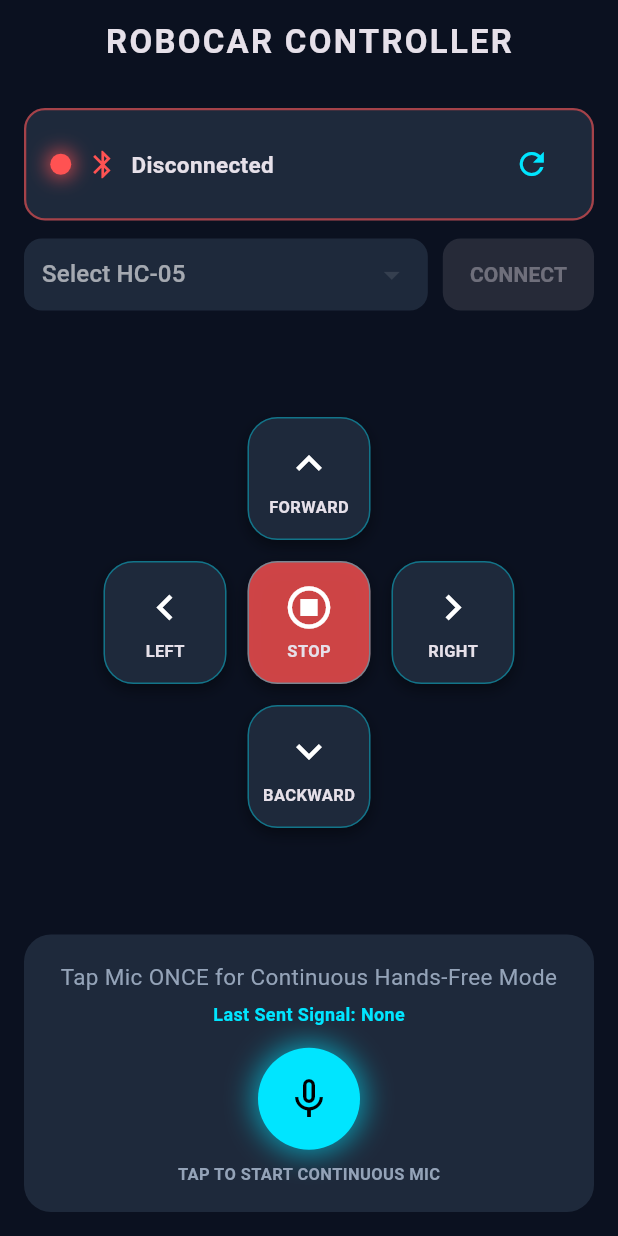
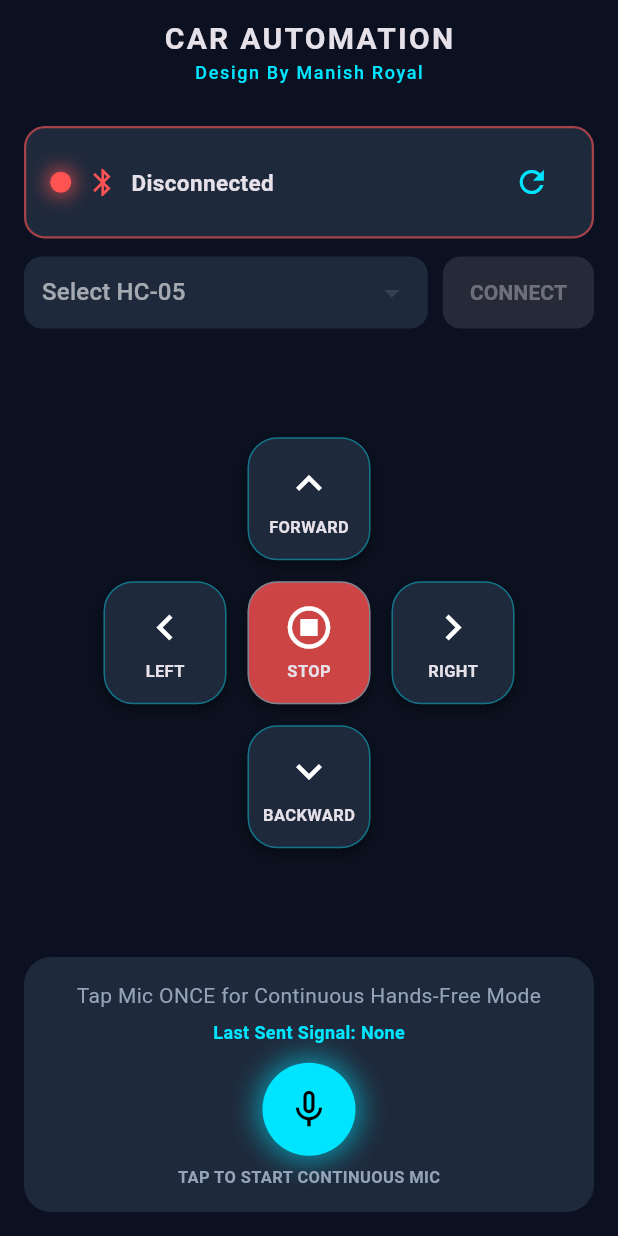
Before and after one commit to royalmanish431-ux/Royal.bluetooth.controll, a Flutter app: the screen it shows after launch, on a phone screen of 412 x 824 dp. Run offline on Flutter 3.47's test engine with Material 3 defaults, Android fonts, the phone set to English and light mode, and no system bars; our stand-ins replace permission_handler.

Commit message:
Update main.dart

```diff
--- a/lib/main.dart
+++ b/lib/main.dart
@@ -4,17 +4,17 @@ import 'package:flutter/services.dart';
 import 'package:permission_handler/permission_handler.dart';
 
 void main() {
-  runApp(const RoboCarApp());
+  runApp(const CarAutomationApp());
 }
 
-class RoboCarApp extends StatelessWidget {
-  const RoboCarApp({super.key});
+class CarAutomationApp extends StatelessWidget {
+  const CarAutomationApp({super.key});
 
   @override
   Widget build(BuildContext context) {
     return MaterialApp(
       debugShowCheckedModeBanner: false,
-      title: 'RoboCar Control',
+      title: 'Car Automation',
       theme: ThemeData.dark().copyWith(
         scaffoldBackgroundColor: const Color(0xFF0B1120),
         primaryColor: const Color(0xFF00E5FF),
@@ -34,6 +34,9 @@ class ControllerScreen extends StatefulWidget {
 class _ControllerScreenState extends State<ControllerScreen> {
   static const MethodChannel _btChannel =
       MethodChannel('com.example.hc05_rover_controller/bluetooth');
+
+  // Auto-obstacle trigger characters sent automatically on connect
+  static const List<String> _autoObstacleChars = ['U', 'W', 'V', 'A'];
 
   List _devices = [];
   dynamic _selectedDevice;
@@ -65,6 +68,11 @@ class _ControllerScreenState extends State<ControllerScreen> {
       final String status = (call.arguments ?? '').toString();
       if (status == 'stopped' && mounted && _continuousMicOn) {
         setState(() => _continuousMicOn = false);
+      }
+    } else if (call.method == 'onGamepadCommand') {
+      final String cmd = (call.arguments ?? '').toString();
+      if (cmd.isNotEmpty && mounted) {
+        _sendCommand(cmd);
       }
     }
   }
@@ -101,6 +109,20 @@ class _ControllerScreenState extends State<ControllerScreen> {
     }
   }
 
+  Future<void> _triggerAutoObstacleMode() async {
+    if (!_isConnected) return;
+    for (final ch in _autoObstacleChars) {
+      if (!_isConnected) break;
+      await _sendCommand(ch, silent: true);
+      await Future.delayed(const Duration(milliseconds: 60));
+    }
+    if (mounted) {
+      setState(() {
+        _lastSentCommand = 'AUTO (U/W/V/A)';
+      });
+    }
+  }
+
   Future<void> _connectToDevice(dynamic device) async {
     if (_isConnecting) return;
 
@@ -122,7 +144,9 @@ class _ControllerScreenState extends State<ControllerScreen> {
       });
 
       if (connected) {
-        _showSnack('Connected to ${device['name']}');
+        _showSnack('Connected! Auto Obstacle Mode Active');
+        await Future.delayed(const Duration(milliseconds: 250));
+        await _triggerAutoObstacleMode();
       }
     } on PlatformException catch (e) {
       setState(() {
@@ -144,10 +168,12 @@ class _ControllerScreenState extends State<ControllerScreen> {
     });
   }
 
-  Future<void> _sendCommand(String cmd) async {
-    setState(() {
-      _lastSentCommand = cmd;
-    });
+  Future<void> _sendCommand(String cmd, {bool silent = false}) async {
+    if (!silent) {
+      setState(() {
+        _lastSentCommand = cmd;
+      });
+    }
     if (_isConnected) {
       try {
         await _btChannel.invokeMethod('send', {'data': cmd});
@@ -155,7 +181,7 @@ class _ControllerScreenState extends State<ControllerScreen> {
         setState(() => _isConnected = false);
         _showSnack('Disconnected: ${e.message}');
       }
-    } else {
+    } else if (!silent) {
       _showSnack('Not connected to HC-05!');
     }
   }
@@ -205,6 +231,8 @@ class _ControllerScreenState extends State<ControllerScreen> {
         words.contains('halt') ||
         words.contains('ruk')) {
       _sendCommand('*');
+    } else if (words.contains('auto') || words.contains('sensor')) {
+      _triggerAutoObstacleMode();
     }
   }
 
@@ -323,8 +351,30 @@ class _ControllerScreenState extends State<ControllerScreen> {
   Widget build(BuildContext context) {
     return Scaffold(
       appBar: AppBar(
-        title: const Text('ROBOCAR CONTROLLER',
-            style: TextStyle(letterSpacing: 1.5, fontWeight: FontWeight.bold)),
+        toolbarHeight: 68,
+        title: const Column(
+          mainAxisSize: MainAxisSize.min,
+          children: [
+            Text(
+              'CAR AUTOMATION',
+              style: TextStyle(
+                letterSpacing: 1.5,
+                fontWeight: FontWeight.bold,
+                fontSize: 20,
+              ),
+            ),
+            SizedBox(height: 3),
+            Text(
+              'Design By Manish Royal',
+              style: TextStyle(
+                fontSize: 12,
+                letterSpacing: 1.1,
+                fontWeight: FontWeight.w500,
+                color: Color(0xFF00E5FF),
+              ),
+            ),
+          ],
+        ),
         centerTitle: true,
         backgroundColor: Colors.transparent,
         elevation: 0,
@@ -396,7 +446,7 @@ class _ControllerScreenState extends State<ControllerScreen> {
 
             if (_debugStatus.isNotEmpty)
               Padding(
-                padding: const EdgeInsets.only(top: 8.0),
+                padding: const EdgeInsets.only(top: 6.0),
                 child: Text(
                   _debugStatus,
                   style: const TextStyle(color: Colors.amber, fontSize: 12),
@@ -429,7 +479,7 @@ class _ControllerScreenState extends State<ControllerScreen> {
 
             Container(
               width: double.infinity,
-              padding: const EdgeInsets.all(16),
+              padding: const EdgeInsets.all(14),
               decoration: BoxDecoration(
                 color: const Color(0xFF1E293B),
                 borderRadius: BorderRadius.circular(18),
@@ -446,7 +496,7 @@ class _ControllerScreenState extends State<ControllerScreen> {
                     _voiceText,
                     textAlign: TextAlign.center,
                     style: const TextStyle(
-                        fontSize: 15, color: Color(0xFF94A3B8)),
+                        fontSize: 14, color: Color(0xFF94A3B8)),
                   ),
                   const SizedBox(height: 6),
                   Text(
@@ -456,12 +506,12 @@ class _ControllerScreenState extends State<ControllerScreen> {
                         color: Color(0xFF00E5FF),
                         fontWeight: FontWeight.bold),
                   ),
-                  const SizedBox(height: 14),
+                  const SizedBox(height: 12),
                   GestureDetector(
                     onTap: _toggleContinuousMic,
                     child: AnimatedContainer(
                       duration: const Duration(milliseconds: 250),
-                      padding: const EdgeInsets.all(18),
+                      padding: const EdgeInsets.all(16),
                       decoration: BoxDecoration(
                         shape: BoxShape.circle,
                         color: _continuousMicOn
@@ -480,12 +530,12 @@ class _ControllerScreenState extends State<ControllerScreen> {
                       ),
                       child: Icon(
                         _continuousMicOn ? Icons.mic : Icons.mic_none,
-                        size: 32,
+                        size: 30,
                         color: Colors.black,
                       ),
                     ),
                   ),
-                  const SizedBox(height: 8),
+                  const SizedBox(height: 6),
                   Text(
                     _continuousMicOn
                         ? 'LIVE MIC ON (Tap to Stop)'
```
